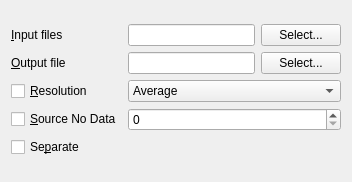
The window that qgis/python/plugins/GdalTools/tools/widgetBuildVRT.ui (sourcepole/qgis) describes before a commit, drawn with Qt 5.
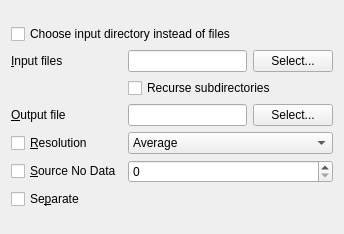
The same window after the commit.

Commit message: create VRT with recurse scan of dirs, to fix #3095 some code cleanup, updated labels when in batch mode to follow up the QGis HIG guideline

```diff
--- a/qgis/python/plugins/GdalTools/tools/widgetBuildVRT.ui
+++ b/qgis/python/plugins/GdalTools/tools/widgetBuildVRT.ui
@@ -6,8 +6,8 @@
    <rect>
     <x>0</x>
     <y>0</y>
-    <width>352</width>
-    <height>182</height>
+    <width>344</width>
+    <height>234</height>
    </rect>
   </property>
   <property name="sizePolicy">
@@ -25,7 +25,14 @@
      <property name="sizeConstraint">
       <enum>QLayout::SetNoConstraint</enum>
      </property>
-     <item row="0" column="0">
+     <item row="0" column="0" colspan="2">
+      <widget class="QCheckBox" name="inputDirCheck">
+       <property name="text">
+        <string>Choose input directory instead of files</string>
+       </property>
+      </widget>
+     </item>
+     <item row="1" column="0">
       <widget class="QLabel" name="label">
        <property name="text">
         <string>&amp;Input files</string>
@@ -35,7 +42,7 @@
        </property>
       </widget>
      </item>
-     <item row="0" column="1">
+     <item row="1" column="1">
       <layout class="QHBoxLayout" name="horizontalLayout_3">
        <item>
         <widget class="QLineEdit" name="inputFilesEdit">
@@ -56,7 +63,14 @@
        </item>
       </layout>
      </item>
-     <item row="1" column="0">
+     <item row="2" column="1">
+      <widget class="QCheckBox" name="recurseCheck">
+       <property name="text">
+        <string>Recurse subdirectories</string>
+       </property>
+      </widget>
+     </item>
+     <item row="3" column="0">
       <widget class="QLabel" name="label_2">
        <property name="text">
         <string>&amp;Output file</string>
@@ -66,7 +80,7 @@
        </property>
       </widget>
      </item>
-     <item row="1" column="1">
+     <item row="3" column="1">
       <layout class="QHBoxLayout" name="horizontalLayout_2">
        <item>
         <widget class="QLineEdit" name="outputFileEdit">
@@ -87,14 +101,14 @@
        </item>
       </layout>
      </item>
-     <item row="2" column="0">
+     <item row="4" column="0">
       <widget class="QCheckBox" name="resolutionCheck">
        <property name="text">
         <string>&amp;Resolution</string>
        </property>
       </widget>
      </item>
-     <item row="2" column="1">
+     <item row="4" column="1">
       <widget class="QComboBox" name="resolutionComboBox">
        <property name="sizePolicy">
         <sizepolicy hsizetype="Preferred" vsizetype="Fixed">
@@ -122,21 +136,21 @@
        </item>
       </widget>
      </item>
-     <item row="3" column="0">
+     <item row="5" column="0">
       <widget class="QCheckBox" name="srcNoDataCheck">
        <property name="text">
         <string>&amp;Source No Data</string>
        </property>
       </widget>
      </item>
-     <item row="3" column="1">
+     <item row="5" column="1">
       <widget class="QSpinBox" name="srcNoDataSpin">
        <property name="maximum">
         <number>65000</number>
        </property>
       </widget>
      </item>
-     <item row="4" column="0">
+     <item row="6" column="0">
       <widget class="QCheckBox" name="separateCheck">
        <property name="text">
         <string>Se&amp;parate</string>
```
The commit also changes 9 other files.
